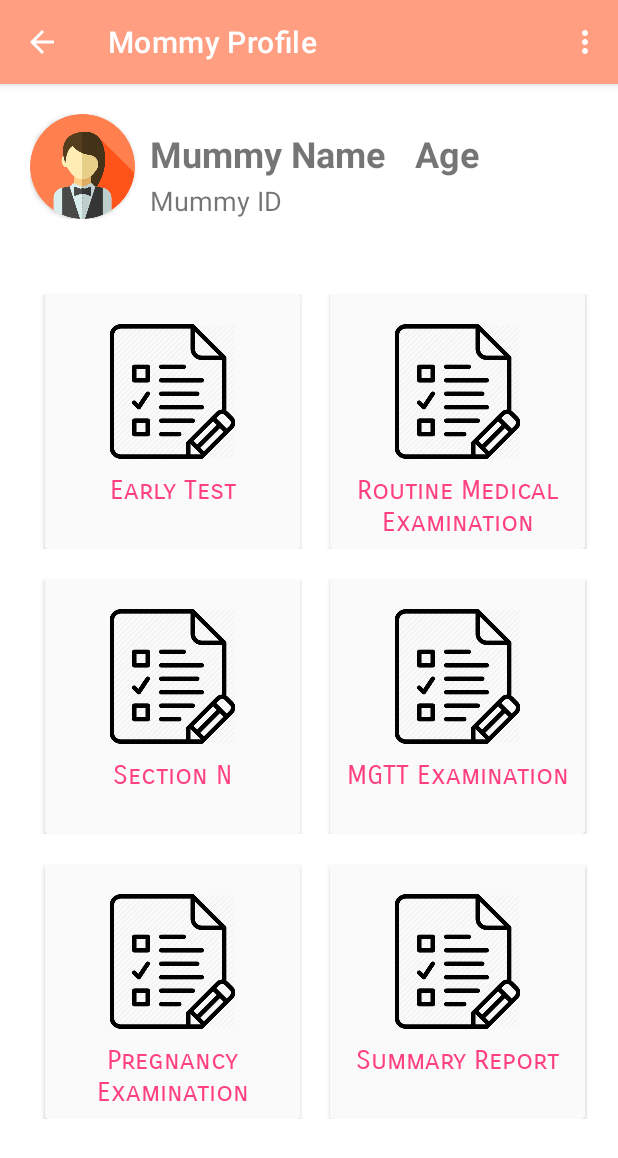
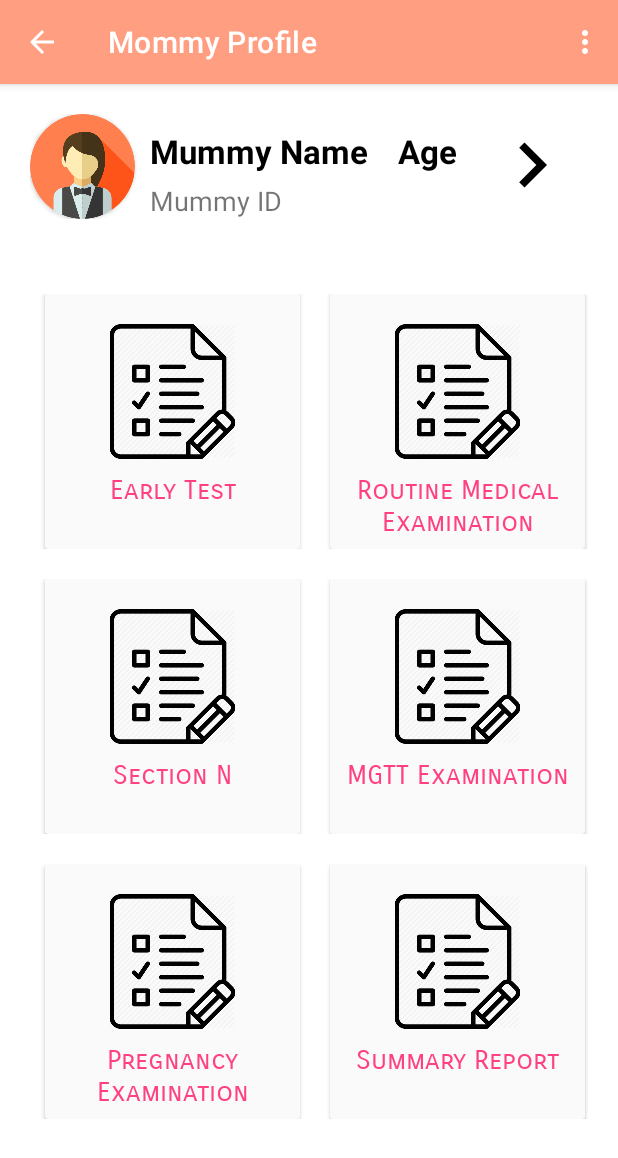
Before and after one commit to Jiaenong/MommyHealthApp, an Android app: the MommyProfileActivity screen opened directly, with no data from a screen before it, on a phone screen of 412 x 824 dp. Shown: the top 1158 px of the screen. Run offline under Robolectric (Android 15) with nearby library versions, the light colour scheme and no system bars.

Commit message:
modify front end

```diff
--- a/app/build.gradle
+++ b/app/build.gradle
@@ -14,6 +14,7 @@ android {
         release {
             minifyEnabled false
             proguardFiles getDefaultProguardFile('proguard-android-optimize.txt'), 'proguard-rules.pro'
+            android.defaultConfig.vectorDrawables.useSupportLibrary = true
         }
     }
 }
--- /dev/null
+++ b/app/src/main/res/drawable/ic_keyboard_arrow_right_black_24dp.xml
@@ -0,0 +1,9 @@
+<vector xmlns:android="http://schemas.android.com/apk/res/android"
+        android:width="24dp"
+        android:height="24dp"
+        android:viewportWidth="24.0"
+        android:viewportHeight="24.0">
+    <path
+        android:fillColor="#FF000000"
+        android:pathData="M8.59,16.34l4.58,-4.59 -4.58,-4.59L10,5.75l6,6 -6,6z"/>
+</vector>
--- a/app/src/main/res/layout/activity_mommy_profile.xml
+++ b/app/src/main/res/layout/activity_mommy_profile.xml
@@ -15,6 +15,8 @@
         <RelativeLayout
             android:layout_width="match_parent"
             android:layout_height="wrap_content"
+            android:clickable="true"
+            android:foreground="?android:attr/selectableItemBackground"
             android:padding="10dp">
 
             <androidx.cardview.widget.CardView
@@ -39,19 +41,21 @@
                 android:layout_marginTop="10dp"
                 android:layout_toRightOf="@id/cardViewMummy"
                 android:text="@string/mummy_name"
-                android:textSize="24sp"
+                android:textColor="@color/design_default_color_on_secondary"
+                android:textSize="22sp"
                 android:textStyle="bold" />
 
             <TextView
                 android:id="@+id/textViewMummyAge"
                 android:layout_width="wrap_content"
                 android:layout_height="wrap_content"
-                android:textStyle="bold"
-                android:textSize="24sp"
-                android:layout_toRightOf="@id/textViewMummyName"
                 android:layout_marginLeft="20dp"
                 android:layout_marginTop="10dp"
-                android:text="@string/age" />
+                android:layout_toRightOf="@id/textViewMummyName"
+                android:text="@string/age"
+                android:textColor="@color/design_default_color_on_secondary"
+                android:textSize="22sp"
+                android:textStyle="bold" />
 
             <TextView
                 android:id="@+id/textViewMummyID"
@@ -62,6 +66,15 @@
                 android:layout_marginLeft="10dp"
                 android:layout_alignParentBottom="true"
                 android:text="@string/mummy_id" />
+
+            <ImageView
+                android:id="@+id/imageView"
+                android:layout_width="60dp"
+                android:layout_height="60dp"
+                android:layout_centerVertical="true"
+                android:layout_marginLeft="20dp"
+                android:layout_toRightOf="@id/textViewMummyAge"
+                app:srcCompat="@drawable/ic_keyboard_arrow_right_black_24dp" />
         </RelativeLayout>
 
         <androidx.appcompat.widget.LinearLayoutCompat
```
